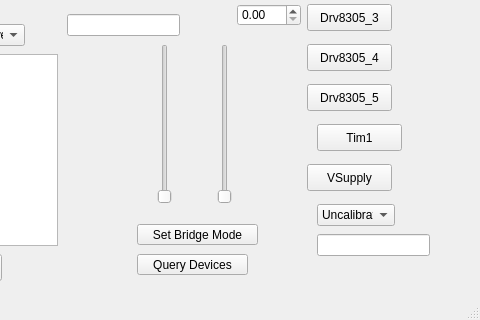
First picture: the form in Bark/mainwindow.ui, repository craftit/DogBotSoftware, before the edit; both pictures show x 263 to 743 and y 133 to 453 of the 743 by 453 pixel window.
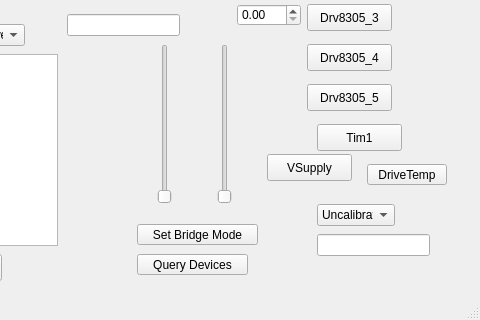
Second picture: the form after the edit.

```diff
--- a/Bark/mainwindow.ui
+++ b/Bark/mainwindow.ui
@@ -413,8 +413,8 @@
    <widget class="QPushButton" name="pushButton">
     <property name="geometry">
      <rect>
-      <x>570</x>
-      <y>280</y>
+      <x>530</x>
+      <y>270</y>
       <width>85</width>
       <height>27</height>
      </rect>
@@ -544,6 +544,19 @@
      </rect>
     </property>
    </widget>
+   <widget class="QPushButton" name="pushButtonDriveTemp">
+    <property name="geometry">
+     <rect>
+      <x>630</x>
+      <y>280</y>
+      <width>80</width>
+      <height>21</height>
+     </rect>
+    </property>
+    <property name="text">
+     <string>DriveTemp</string>
+    </property>
+   </widget>
   </widget>
   <widget class="QMenuBar" name="menuBar">
    <property name="geometry">
```
